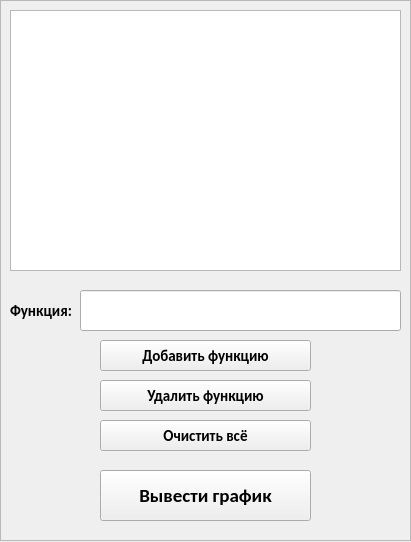
zazemlil/funcGraphic, file Utilz/Windows/MainWindow.ui: the form before one commit.
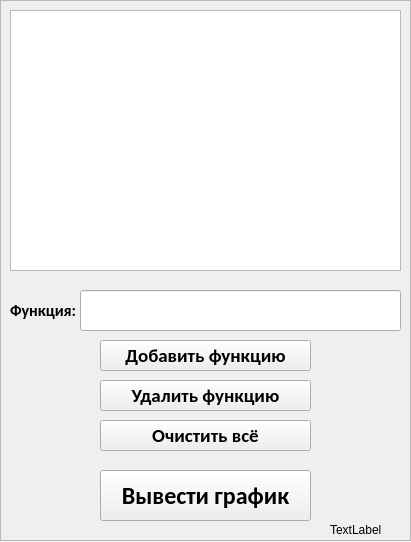
The form after the commit.

Commit message: info label

```diff
--- a/Utilz/Windows/MainWindow.ui
+++ b/Utilz/Windows/MainWindow.ui
@@ -66,7 +66,7 @@
      <property name="font">
       <font>
        <family>Calibri</family>
-       <pointsize>11</pointsize>
+       <pointsize>14</pointsize>
        <weight>75</weight>
        <bold>true</bold>
       </font>
@@ -87,7 +87,7 @@
      <property name="font">
       <font>
        <family>Calibri</family>
-       <pointsize>11</pointsize>
+       <pointsize>14</pointsize>
        <weight>75</weight>
        <bold>true</bold>
       </font>
@@ -117,14 +117,14 @@
       <rect>
        <x>10</x>
        <y>290</y>
-       <width>61</width>
+       <width>81</width>
        <height>41</height>
       </rect>
      </property>
      <property name="font">
       <font>
        <family>Calibri</family>
-       <pointsize>11</pointsize>
+       <pointsize>12</pointsize>
        <weight>75</weight>
        <bold>true</bold>
       </font>
@@ -145,7 +145,7 @@
      <property name="font">
       <font>
        <family>Calibri</family>
-       <pointsize>14</pointsize>
+       <pointsize>18</pointsize>
        <weight>75</weight>
        <bold>true</bold>
       </font>
@@ -166,7 +166,7 @@
      <property name="font">
       <font>
        <family>Calibri</family>
-       <pointsize>11</pointsize>
+       <pointsize>14</pointsize>
        <weight>75</weight>
        <bold>true</bold>
       </font>
@@ -175,6 +175,19 @@
       <string>Очистить всё</string>
      </property>
     </widget>
+    <widget class="QLabel" name="lb_info">
+     <property name="geometry">
+      <rect>
+       <x>330</x>
+       <y>520</y>
+       <width>71</width>
+       <height>20</height>
+      </rect>
+     </property>
+     <property name="text">
+      <string>TextLabel</string>
+     </property>
+    </widget>
    </widget>
   </widget>
  </widget>
```
Left out of the diff: 7 changed lines with no effect on the pictures. The commit also changes 3 other files.
